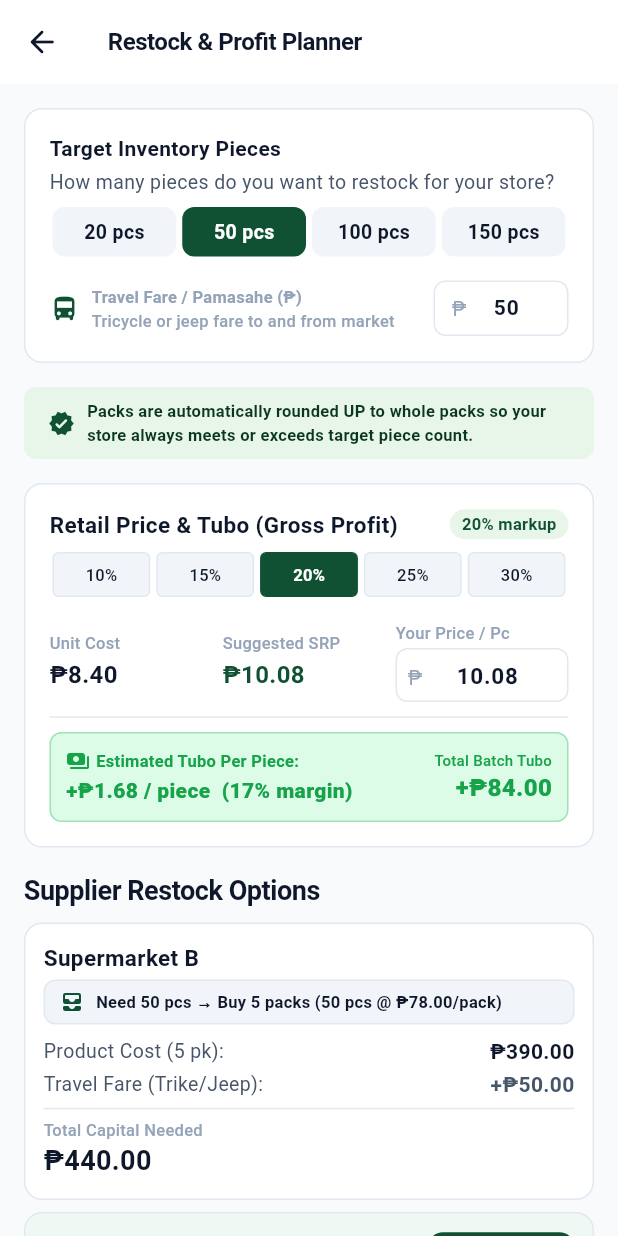
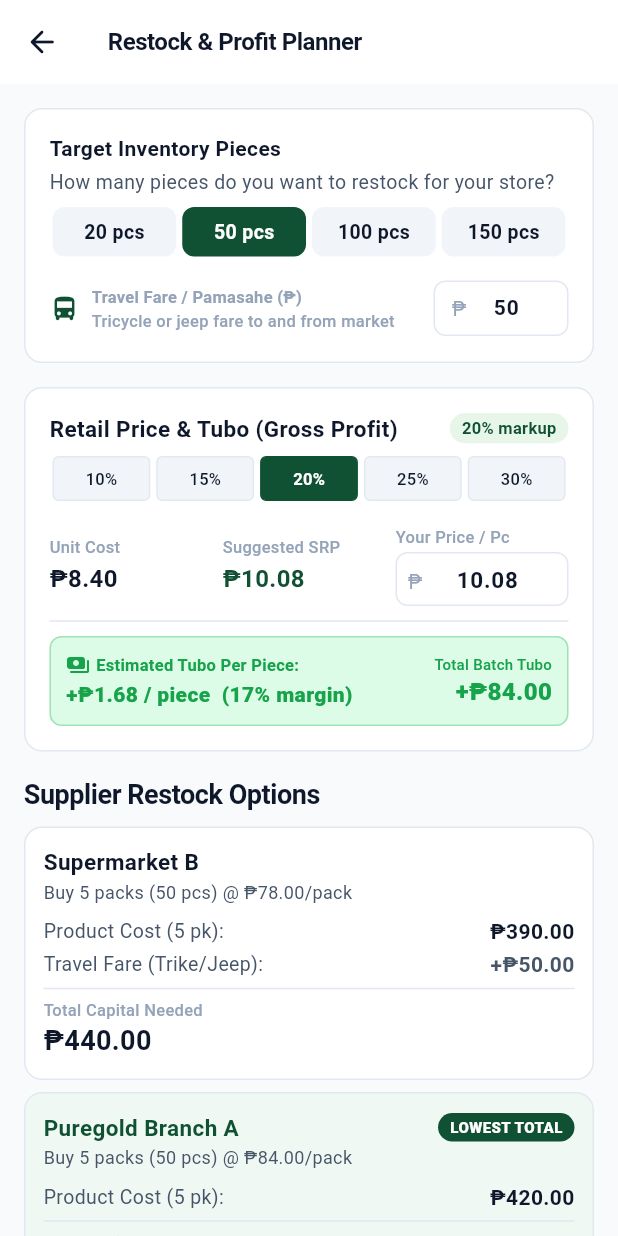
Before and after one commit to elvis1100/ReSeebo, a Flutter app: the RestockPlannerScreen screen opened directly with empty values, on a phone screen of 412 x 824 dp. Run offline on Flutter 3.47's test engine with Material 3 defaults, Android fonts, the light colour scheme and no system bars; our stand-ins replace image_picker; accounts and stored records are empty.

Commit message:
refactor(planner): remove prompt callout banners and clean restock cards

```diff
--- a/reseebo_app/lib/features/planner/screens/restock_planner_screen.dart
+++ b/reseebo_app/lib/features/planner/screens/restock_planner_screen.dart
@@ -232,38 +232,6 @@ class _RestockPlannerScreenState extends State<RestockPlannerScreen> {
                   ),
                   const SizedBox(height: AppSpacing.m),
 
-                  // Ceil rounding policy reassurance notice
-                  Container(
-                    padding: const EdgeInsets.symmetric(
-                      horizontal: AppSpacing.m,
-                      vertical: AppSpacing.s,
-                    ),
-                    decoration: BoxDecoration(
-                      color: AppColors.primarySurface,
-                      borderRadius: BorderRadius.circular(AppSpacing.radiusS),
-                    ),
-                    child: Row(
-                      children: [
-                        const Icon(
-                          Icons.verified_rounded,
-                          size: 18,
-                          color: AppColors.primary,
-                        ),
-                        const SizedBox(width: AppSpacing.s),
-                        Expanded(
-                          child: Text(
-                            'Packs are automatically rounded UP to whole packs so your store always meets or exceeds target piece count.',
-                            style: AppTypography.caption.copyWith(
-                              color: AppColors.primaryDark,
-                              fontWeight: FontWeight.w600,
-                            ),
-                          ),
-                        ),
-                      ],
-                    ),
-                  ),
-                  const SizedBox(height: AppSpacing.m),
-
                   // Profit & Tubo Simulation Card
                   if (_profitCalc != null) ...[
                     ProfitTuboCard(
--- a/reseebo_app/lib/features/planner/widgets/restock_planner_card.dart
+++ b/reseebo_app/lib/features/planner/widgets/restock_planner_card.dart
@@ -51,65 +51,30 @@ class RestockPlannerCard extends StatelessWidget {
                 Container(
                   padding: const EdgeInsets.symmetric(
                     horizontal: 8,
-                    vertical: 3,
+                    vertical: 2.5,
                   ),
                   decoration: BoxDecoration(
                     color: AppColors.primary,
                     borderRadius: BorderRadius.circular(AppSpacing.radiusPill),
                   ),
-                  child: Row(
-                    mainAxisSize: MainAxisSize.min,
-                    children: [
-                      const Icon(
-                        Icons.thumb_up_alt_rounded,
-                        size: 12,
-                        color: Colors.white,
-                      ),
-                      const SizedBox(width: 4),
-                      Text(
-                        'BEST OPTION',
-                        style: AppTypography.caption.copyWith(
-                          color: Colors.white,
-                          fontWeight: FontWeight.w800,
-                          fontSize: 10,
-                        ),
-                      ),
-                    ],
+                  child: Text(
+                    'LOWEST TOTAL',
+                    style: AppTypography.caption.copyWith(
+                      color: Colors.white,
+                      fontWeight: FontWeight.w800,
+                      fontSize: 10,
+                      letterSpacing: 0.3,
+                    ),
                   ),
                 ),
             ],
           ),
-          const SizedBox(height: AppSpacing.xs),
-
-          // Ceil pack calculation pill
-          Container(
-            padding: const EdgeInsets.symmetric(
-              horizontal: AppSpacing.s + 2,
-              vertical: AppSpacing.xs + 2,
-            ),
-            decoration: BoxDecoration(
-              color: AppColors.surfaceSubtle,
-              borderRadius: BorderRadius.circular(AppSpacing.radiusS),
-              border: Border.all(color: AppColors.border),
-            ),
-            child: Row(
-              children: [
-                const Icon(
-                  Icons.all_inbox_rounded,
-                  size: 16,
-                  color: AppColors.primary,
-                ),
-                const SizedBox(width: AppSpacing.s),
-                Expanded(
-                  child: Text(
-                    'Need $targetPieces pcs → Buy ${option.packsNeeded} packs (${option.totalPiecesPurchased} pcs @ ${CurrencyFormatter.format(option.packCost)}/pack)',
-                    style: AppTypography.caption.copyWith(
-                      color: AppColors.textPrimary,
-                      fontWeight: FontWeight.w600,
-                    ),
-                  ),
-                ),
-              ],
+          const SizedBox(height: 2),
+          Text(
+            'Buy ${option.packsNeeded} packs (${option.totalPiecesPurchased} pcs) @ ${CurrencyFormatter.format(option.packCost)}/pack',
+            style: AppTypography.bodySmall.copyWith(
+              color: AppColors.textSecondary,
+              fontSize: 12,
             ),
           ),
           const SizedBox(height: AppSpacing.s),
```
